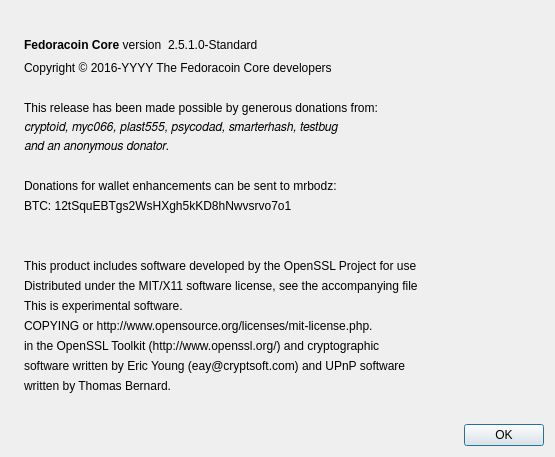
orioncoin-dev/fedoratipscoin, file src/qt/forms/aboutdialog.ui: the form before one commit.
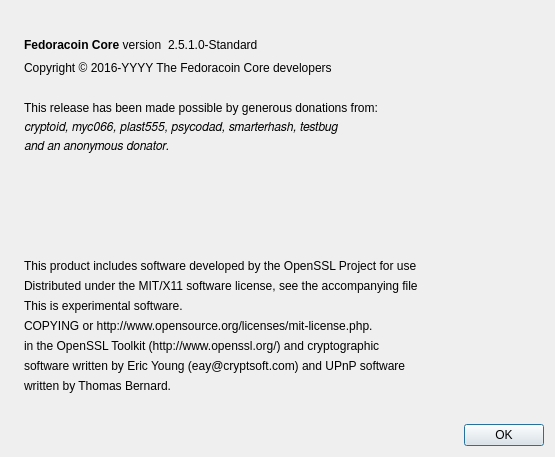
The form after the commit. Icons and pictures are not drawn.

```diff
--- a/src/qt/forms/aboutdialog.ui
+++ b/src/qt/forms/aboutdialog.ui
@@ -153,14 +153,14 @@
      <item>
       <widget class="QLabel" name="label_17">
        <property name="text">
-        <string>Donations for wallet enhancements can be sent to mrbodz:</string>
+        <string></string>
        </property>
       </widget>
      </item>
      <item>
       <widget class="QLabel" name="label_18">
        <property name="text">
-        <string>BTC: 12tSquEBTgs2WsHXgh5kKD8hNwvsrvo7o1</string>
+        <string></string>
        </property>
       </widget>
      </item>
```
